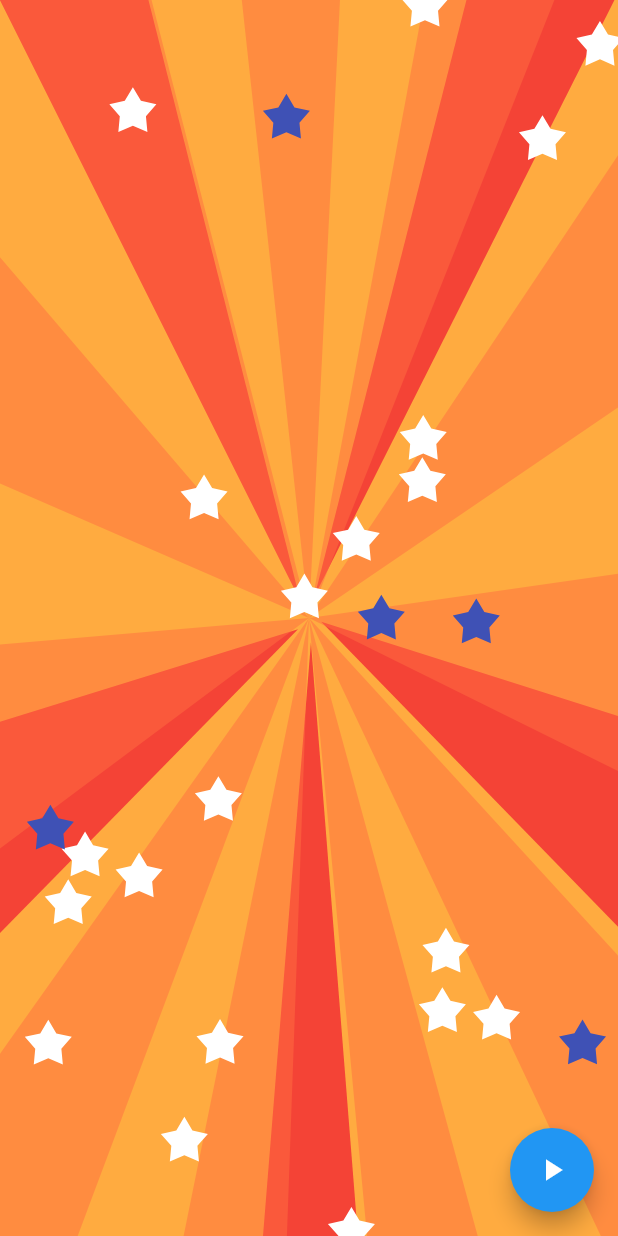
After one commit to pmutisya/puzzle2, a Flutter app: the BeamTester screen opened directly, after a tap on the "play arrow" icon, on a phone screen of 412 x 824 dp. The commit adds this screen. Run offline on Flutter 3.47's test engine with Material 2 defaults, Android fonts, the phone set to English and light mode, and no system bars; our stand-ins replace flutter_svg; missing offline and left inert: keymap.

Commit message:
add in layered widgets and effects

```diff
--- /dev/null
+++ b/lib/game_ui/effects.dart
@@ -0,0 +1,193 @@
+import 'dart:math';
+
+import 'package:flutter/material.dart';
+
+Random random = Random();
+
+class Shapes {
+  static Path getStar(int spokes, Offset center, double outerRadius, double innerRadius) {
+    Path path = Path();
+    double rot = pi/2*3;
+    double x = center.dx, y = center.dy, step = pi/spokes;
+
+    path.moveTo(center.dx, center.dy - outerRadius);
+    for (int k =0; k < spokes; k++) {
+      x = center.dx + cos(rot)*outerRadius;
+      y = center.dy + sin(rot)*outerRadius;
+      path.lineTo(x, y);
+      rot += step;
+
+      x = center.dx + cos(rot)*innerRadius;
+      y = center.dy + sin(rot)*innerRadius;
+      path.lineTo(x, y);
+
+      rot += step;
+    }
+    path.lineTo(center.dx, center.dy - outerRadius);
+    path.close();
+    return path;
+  }
+}
+
+class StarsPainter extends CustomPainter {
+  final List<Alignment> stars;
+  final Paint starPaint;
+  final Color color;
+  final double radius;
+
+  StarsPainter(this.stars, {this.color = Colors.white, this.radius = 1.0}) :
+        starPaint = Paint()..color = color..style = PaintingStyle.fill;
+
+  @override
+  void paint(Canvas canvas, Size size) {
+    double w = size.width, h = size.height;
+    double rx = w/2, ry = h/2;
+    Offset c = size.center(Offset.zero);
+
+    double ss = size.shortestSide;
+    double outerRadius = ss/25, innerRadius = ss/45;
+
+    starPaint.color = color.withOpacity(radius);
+
+    for (Alignment s in stars) {
+      Offset center = Offset(c.dx + s.x * rx * radius, c.dy + s.y * ry * radius);
+      Path star = Shapes.getStar(5, center, outerRadius, innerRadius);
+      canvas.drawPath(star, starPaint);
+    }
+  }
+
+  @override
+  bool shouldRepaint(covariant CustomPainter oldDelegate) {
+    return true;
+  }
+
+}
+class BeamsPainter extends CustomPainter {
+  final int beams;
+  // final List<double> thetas;
+  final Color color;
+  final Alignment center;
+  final Paint beamPaint;
+
+  final double angle;
+
+  final double innerRadius;
+
+  BeamsPainter({this.angle = 0.0, this.beams = 5, this.color = Colors.red,
+    this.center = Alignment.center, this.innerRadius = 0.01}):
+  // thetas = List.generate(beams, (index) => random.nextDouble()*pi/8),
+        beamPaint = Paint()..style = PaintingStyle.fill..color = color;
+
+  @override
+  void paint(Canvas canvas, Size size) {
+    double h = size.height, w = size.width;
+    Rect rect = Rect.fromLTWH(0, 0, w, h);
+    double rx = w/2, ry = h/2;
+    Offset cp = Offset(rx + center.x*rx, ry + center.y*ry);
+
+    canvas.save();
+    canvas.clipRect(rect);
+    rx = w*2; ry = h*2;
+    double sa = pi/4 + angle;
+
+    for (int k = 0; k < beams; k++) {
+      Path beam = Path();
+      double theta = pi/10; //thetas[k];
+      beam.moveTo(cp.dx + rx*innerRadius*cos(sa), cp.dy + ry*innerRadius*sin(sa));
+      beam.lineTo(cp.dx + rx*cos(sa), cp.dy + ry*sin(sa));
+      beam.lineTo(cp.dx + rx*cos(sa+theta), cp.dy + ry*sin(sa+theta));
+      beam.close();
+      canvas.drawPath(beam, beamPaint);
+      sa += pi*2.0/beams;
+    }
+    canvas.restore();
+  }
+
+  @override
+  bool shouldRepaint(covariant BeamsPainter oldDelegate) {
+    return true;
+  }
+
+}
+
+class BeamTester extends StatefulWidget {
+  const BeamTester({Key? key}) : super(key: key);
+
+  @override
+  State<BeamTester> createState() => _BeamTesterState();
+}
+
+class _BeamTesterState extends State<BeamTester> with SingleTickerProviderStateMixin {
+  late AnimationController _controller;
+
+  Tween<double> innerRadiusTween = Tween(begin: .5, end: 0.01);
+  Tween<double> angleTween = Tween(begin: 0.0, end: pi);
+  ColorTween colorTween = ColorTween(begin: Colors.green, end: Colors.red);
+
+  late List<Alignment> stars, blueStars;
+
+  @override
+  void initState() {
+    super.initState();
+    _controller = AnimationController(vsync: this, duration: const Duration(milliseconds: 500));
+    _controller.addListener(() {setState(() {
+    });});
+    stars = []; blueStars = [];
+    for (int k = 0; k < 20; k++) {
+      stars.add(Alignment(random.nextDouble()*2 - 1, random.nextDouble()*2 - 1));
+    }
+    for (int k = 0; k < 5; k++) {
+      blueStars.add(Alignment(random.nextDouble()*2 - 1, random.nextDouble()*2 - 1));
+    }
+  }
+
+  @override
+  void dispose() {
+    _controller.dispose();
+    super.dispose();
+  }
+
+  @override
+  Widget build(BuildContext context) {
+    return Scaffold(
+      body: Stack(
+        fit: StackFit.expand,
+        children: [
+          Container(
+            color: Colors.orangeAccent,
+            width: double.infinity, height: double.infinity,
+          ),
+          CustomPaint(
+            painter: BeamsPainter(
+              innerRadius: innerRadiusTween.evaluate(_controller),
+              angle: angleTween.evaluate(_controller),
+              color: colorTween.evaluate(_controller)!,
+            ),
+          ),
+          CustomPaint(
+            painter: BeamsPainter(
+              beams: 11,
+              angle: angleTween.evaluate(_controller),
+              innerRadius: 0, color: Colors.deepOrangeAccent.withOpacity(.5),
+            ),
+          ),
+          CustomPaint(
+            painter: StarsPainter(stars, radius: _controller.value),
+          ),
+          CustomPaint(
+            painter: StarsPainter(blueStars, color: Colors.indigo, radius: _controller.value),
+          )
+        ],
+      ),
+      floatingActionButton: FloatingActionButton(child: const Icon(Icons.play_arrow),
+        onPressed: () { _controller.forward(from: 0);},),
+    );
+  }
+}
+
+void main() {
+  runApp(const MaterialApp(
+    title: 'Effects Tester',
+    home: BeamTester(),
+  ));
+}
```
Also changed, not shown: lib/game_ui/adapting_game_screen.dart (+5 -22 lines), lib/game_ui/game_widgets.dart (added, +264 -0 lines).
